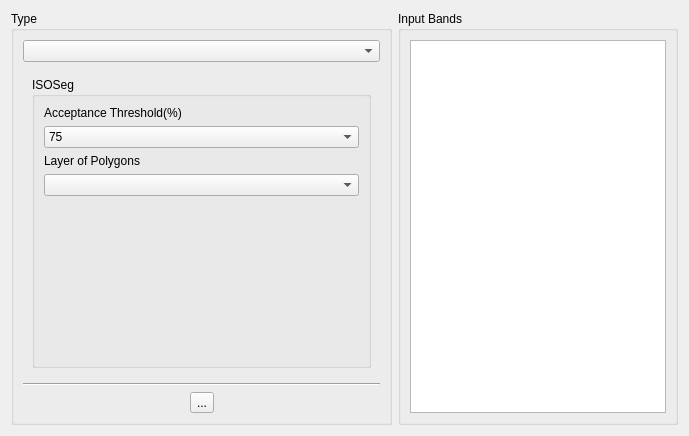
Above: src/terralib/qt/widgets/rp/ui/ClassifierWizardPageForm.ui from claudiobogossian/terralib5 before the change. Below: the same form after it.
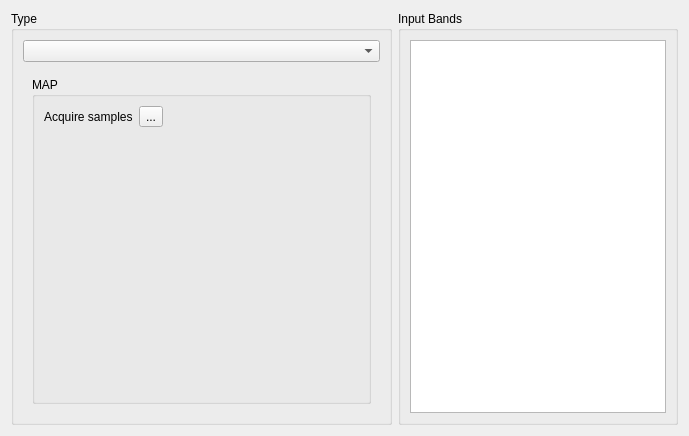
That is the form after the change. The open tabs and pages were chosen to show the change.

Commit message: change parameter type from ClassifierMAPStrategy - Parameters, now using boost shared pointer

Patch:
```diff
--- a/src/terralib/qt/widgets/rp/ui/ClassifierWizardPageForm.ui
+++ b/src/terralib/qt/widgets/rp/ui/ClassifierWizardPageForm.ui
@@ -280,33 +280,26 @@
                 </item>
                </layout>
               </widget>
-             </widget>
-            </item>
-           </layout>
-          </item>
-          <item row="1" column="0">
-           <layout class="QGridLayout" name="gridLayout_8">
-            <item row="0" column="0">
-             <widget class="Line" name="line">
-              <property name="orientation">
-               <enum>Qt::Horizontal</enum>
-              </property>
-             </widget>
-            </item>
-            <item row="1" column="0">
+              <widget class="QWidget" name="page_3">
              <layout class="QGridLayout" name="gridLayout_7">
               <item row="0" column="0">
-               <spacer name="horizontalSpacer_2">
-                <property name="orientation">
-                 <enum>Qt::Horizontal</enum>
-                </property>
-                <property name="sizeHint" stdset="0">
-                 <size>
-                  <width>40</width>
-                  <height>20</height>
-                 </size>
-                </property>
-               </spacer>
+                 <widget class="QGroupBox" name="groupBox_4">
+                  <property name="title">
+                   <string>MAP</string>
+                  </property>
+                  <layout class="QGridLayout" name="gridLayout_23">
+                   <item row="0" column="0">
+                    <layout class="QGridLayout" name="gridLayout_22">
+                     <item row="0" column="0">
+                      <layout class="QGridLayout" name="gridLayout_21">
+                       <item row="0" column="0">
+                        <layout class="QGridLayout" name="gridLayout_8">
+                         <item row="0" column="0">
+                          <widget class="QLabel" name="label_6">
+                           <property name="text">
+                            <string>Acquire samples</string>
+                           </property>
+                          </widget>
               </item>
               <item row="0" column="1">
                <widget class="QToolButton" name="m_acquireToolButton">
@@ -321,7 +314,9 @@
                 </property>
                </widget>
               </item>
-              <item row="0" column="2">
+                        </layout>
+                       </item>
+                       <item row="0" column="1">
                <spacer name="horizontalSpacer">
                 <property name="orientation">
                  <enum>Qt::Horizontal</enum>
@@ -335,6 +330,28 @@
                </spacer>
               </item>
              </layout>
+                     </item>
+                     <item row="1" column="0">
+                      <spacer name="verticalSpacer_3">
+                       <property name="orientation">
+                        <enum>Qt::Vertical</enum>
+                       </property>
+                       <property name="sizeHint" stdset="0">
+                        <size>
+                         <width>20</width>
+                         <height>40</height>
+                        </size>
+                       </property>
+                      </spacer>
+                     </item>
+                    </layout>
+                   </item>
+                  </layout>
+                 </widget>
+                </item>
+               </layout>
+              </widget>
+             </widget>
             </item>
            </layout>
           </item>
```
Lines whose indentation alone changed are shown as unchanged. The commit also changes 7 other files.
